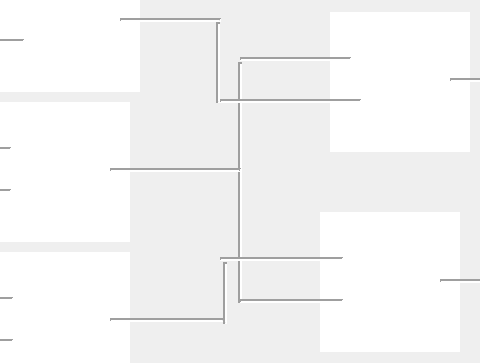
Before: the Qt Designer form LevelsView.ui in AhmedZ70/BitWise-EducationalApp, drawn with Qt 5; both pictures show x 240 to 720 and y 278 to 641 of the 1300 by 800 pixel window.
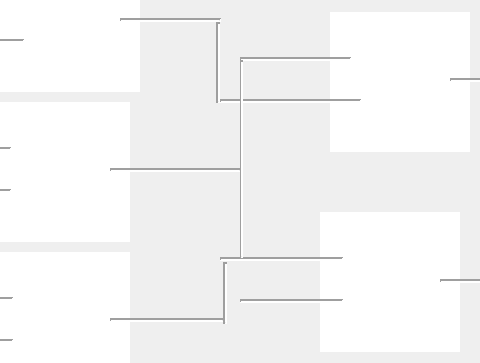
After: the same form once the commit is applied. The open tabs and pages were chosen to show the change. Icons and pictures are not drawn. Custom widgets are drawn as their Qt base class.

Diff of the .ui file:
```diff
--- a/LevelsView.ui
+++ b/LevelsView.ui
@@ -4788,25 +4788,6 @@
       <enum>Qt::Vertical</enum>
      </property>
     </widget>
-    <widget class="Line" name="line_71">
-     <property name="geometry">
-      <rect>
-       <x>470</x>
-       <y>170</y>
-       <width>20</width>
-       <height>241</height>
-      </rect>
-     </property>
-     <property name="frameShadow">
-      <enum>QFrame::Sunken</enum>
-     </property>
-     <property name="lineWidth">
-      <number>2</number>
-     </property>
-     <property name="orientation">
-      <enum>Qt::Vertical</enum>
-     </property>
-    </widget>
     <widget class="Custom_GraphicsView" name="gateFourLevel11">
      <property name="geometry">
       <rect>
@@ -5249,6 +5230,22 @@
 &lt;li style=&quot; color:#000000;&quot; style=&quot; margin-top:0px; margin-bottom:12px; margin-left:0px; margin-right:0px; -qt-block-indent:0; text-indent:0px;&quot;&gt; Test your configuration by pressing &amp;quot;GO&amp;quot;.&lt;/li&gt;&lt;/ul&gt;&lt;/body&gt;&lt;/html&gt;</string>
      </property>
     </widget>
+    <widget class="Line" name="line_58">
+     <property name="geometry">
+      <rect>
+       <x>480</x>
+       <y>168</y>
+       <width>3</width>
+       <height>198</height>
+      </rect>
+     </property>
+     <property name="lineWidth">
+      <number>2</number>
+     </property>
+     <property name="orientation">
+      <enum>Qt::Vertical</enum>
+     </property>
+    </widget>
    </widget>
    <widget class="QWidget" name="level12">
     <widget class="QPushButton" name="skipButton_13">
```
Left out of the diff: 2 changed lines with no effect on the pictures.
